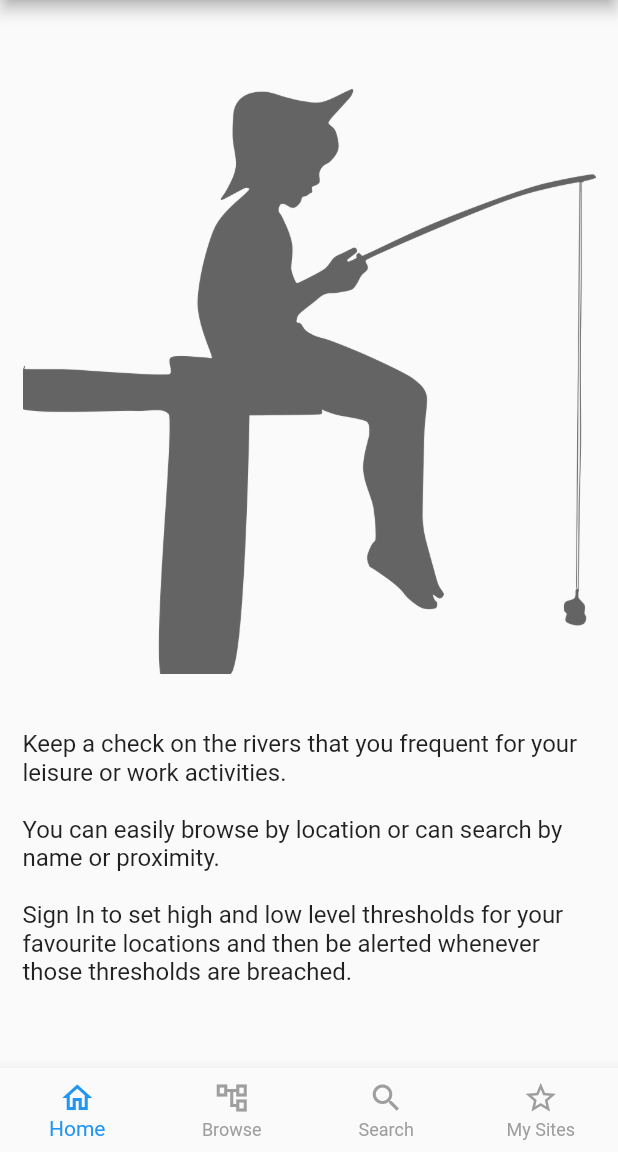
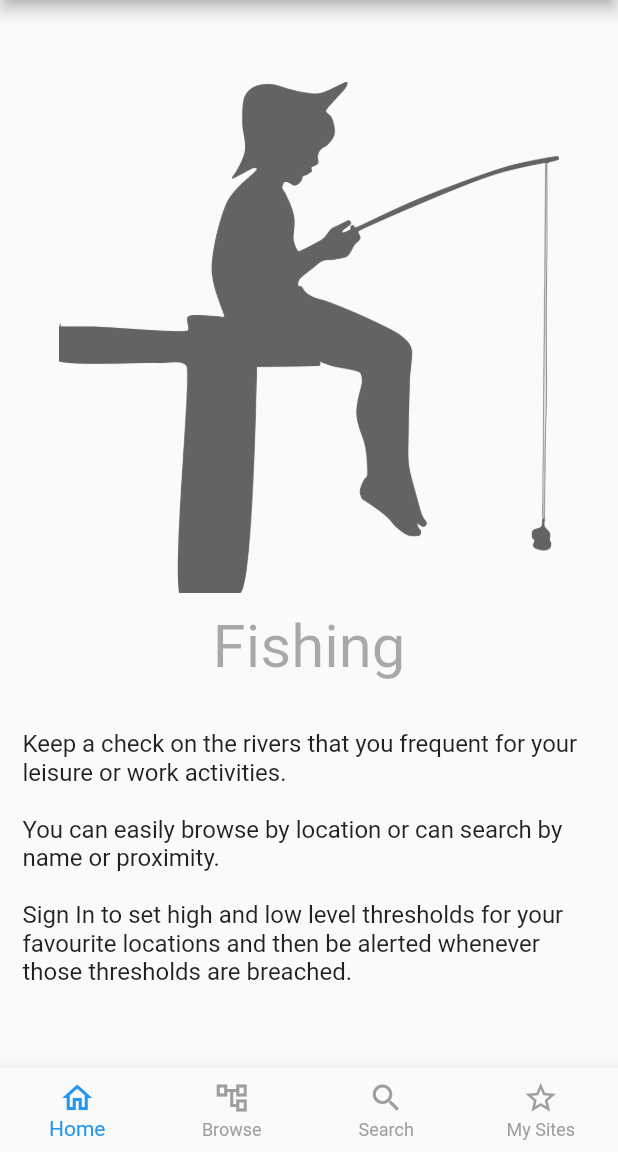
Before and after one commit to stownend/river_watch, a Flutter app: the screen it shows after launch, on a phone screen of 412 x 824 dp, the part 84-1236 px from its top. Run offline on Flutter 3.47's test engine with Material 2 defaults, Android fonts, the phone set to English and light mode, and no system bars; drawn by our look-alikes of carousel_slider; our stand-ins replace logger.

Commit message:
Added name below carousel images

```diff
--- a/lib/app/home/home_page.dart
+++ b/lib/app/home/home_page.dart
@@ -13,13 +13,13 @@ class HomePage extends StatelessWidget {
   Widget build(BuildContext context) {
     final loggingService = Provider.of<LoggingService>(context, listen: false);
 
-    List<String> carouselImages = [
-      "images/carousel/fishing.png",
-      "images/carousel/boating.png",
-      "images/carousel/camping.png",
-      "images/carousel/canoeing.png",
-      "images/carousel/hiking.png",
-      "images/carousel/sailing.png",
+    List<CarouselImage> carouselImages = [
+      CarouselImage("Fishing", "images/carousel/fishing.png"),
+      CarouselImage("Boating", "images/carousel/boating.png"),
+      CarouselImage("Camping", "images/carousel/camping.png"),
+      CarouselImage("Canoeing", "images/carousel/canoeing.png"),
+      CarouselImage("Hiking", "images/carousel/hiking.png"),
+      CarouselImage("Sailing", "images/carousel/sailing.png"),
     ];
 
     final logger = loggingService.getLogger(this);
@@ -35,23 +35,38 @@ class HomePage extends StatelessWidget {
           child: Column(
             mainAxisAlignment: MainAxisAlignment.center,
             children: <Widget>[
-              CarouselSlider(
+              Opacity(opacity: 0.6,
+                child: CarouselSlider(
                   options: CarouselOptions(
                     height: 400.0,
-                  enlargeCenterPage: true,
+                    enlargeCenterPage: false,
                     autoPlay: true,
                     viewportFraction: 1.0
                   ),
                   items: carouselImages.map<Widget>((i) {
                     return Builder(
                       builder: (BuildContext context) {
-                      return SizedBox(
+                        return Column(
+                          children: <Widget>[
+                            Expanded(
+                              child: FittedBox(
+                                child: SizedBox(
                                   width: MediaQuery.of(context).size.width,
-                          child: Opacity(opacity: 0.6, child: Image.asset("${(kDebugMode && kIsWeb)?"":"assets/"}$i",)),
+                                  child: Image.asset("${(kDebugMode && kIsWeb)?"":"assets/"}${i.imageName}",),
+                                )
+                              )
+                            ),
+                            const SizedBox(height: 12),
+                            Text(
+                              i.displayName,
+                              style: Theme.of(context).textTheme.headlineLarge,
+                            ),
+                          ],
                         );
                       },
                     );
                   }).toList(),
+                ),
               ),
               const SizedBox(height: 32),
                 Text(
@@ -66,3 +81,10 @@ class HomePage extends StatelessWidget {
 
   }
 }
+
+class CarouselImage {
+  String displayName;
+  String imageName;
+
+  CarouselImage(this.displayName, this.imageName);
+}
```
Lines whose indentation alone changed are shown as unchanged.
